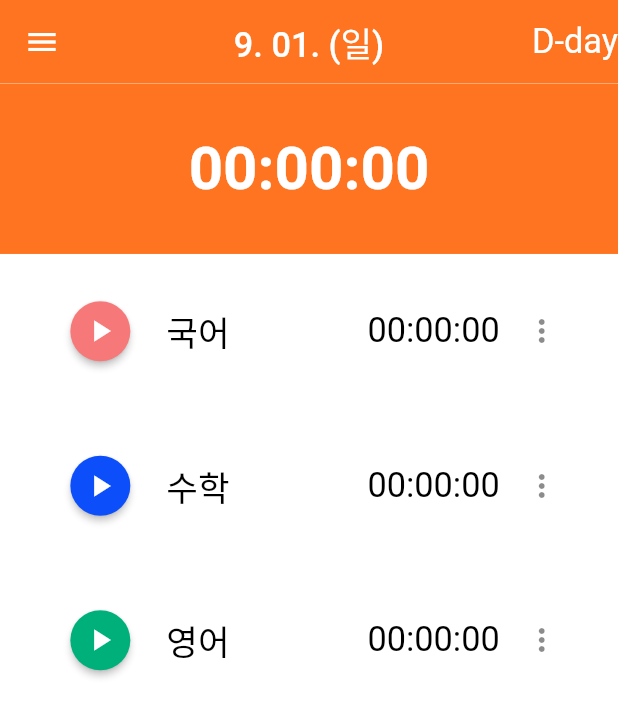
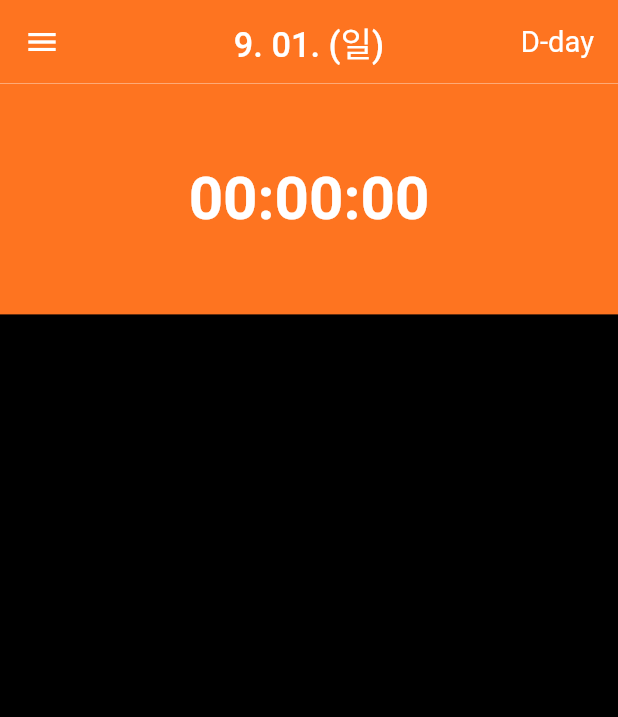
Before and after one commit to StudyingTimer/Flutter-StudyingTimer, a Flutter app: the Home screen opened directly, on a phone screen of 412 x 824 dp. Shown: the top 717 px of the screen. Run offline on Flutter 3.47's test engine with Material 2 defaults, Android fonts, the phone set to English and light mode, and no system bars; our stand-ins replace flutter_screenutil, fluttertoast, salomon_bottom_bar.

Commit message:
[UPDATE] padding

```diff
--- a/studying_timer/lib/screens/bottombar/home.dart
+++ b/studying_timer/lib/screens/bottombar/home.dart
@@ -41,7 +41,7 @@ class _HomeState extends State<Home> {
   @override
   Widget build(BuildContext context) {
     return Scaffold(
-      backgroundColor: Colors.white,
+      backgroundColor: Colors.black,
       appBar: AppBar(
         centerTitle: true,
         elevation: 0.0,
@@ -63,9 +63,12 @@ class _HomeState extends State<Home> {
           Column(
             mainAxisAlignment: MainAxisAlignment.center,
             children: [
-              Text(
+              Padding(
+                padding: EdgeInsets.only(right: 14.w),
+                child: Text(
                   "D-day",
-                style: TextStyle(fontSize: 20.sp, color: Colors.white),
+                  style: TextStyle(fontSize: 17.sp, color: Colors.white),
+                ),
               ),
             ],
           )
@@ -74,9 +77,10 @@ class _HomeState extends State<Home> {
       body: Center(
         child: Column(
           children: [
-            Container(
+            Expanded(
+              flex: 1,
+              child: Container(
                 width: double.infinity,
-              height: 110.h,
                 color: CommonColor.orange,
                 child: Row(
                   crossAxisAlignment: CrossAxisAlignment.center,
@@ -120,7 +124,18 @@ class _HomeState extends State<Home> {
                   ],
                 ),
               ),
-            TimerList(timerList: timerList)
+            ),
+            Expanded(
+              flex: 4,
+              child: Container(
+                width: 100.w,
+                decoration: BoxDecoration(
+                    borderRadius: BorderRadius.only(
+                        topLeft: Radius.circular(10.r),
+                        topRight: Radius.circular(10.r))),
+              ),
+            )
+            // TimerList(timerList: timerList)
           ],
         ),
       ),
```
Lines whose indentation alone changed are shown as unchanged.
